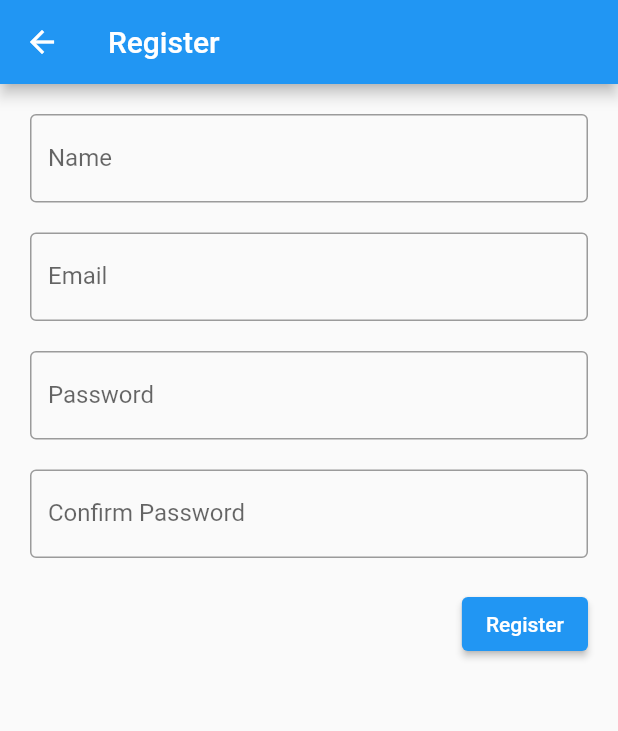
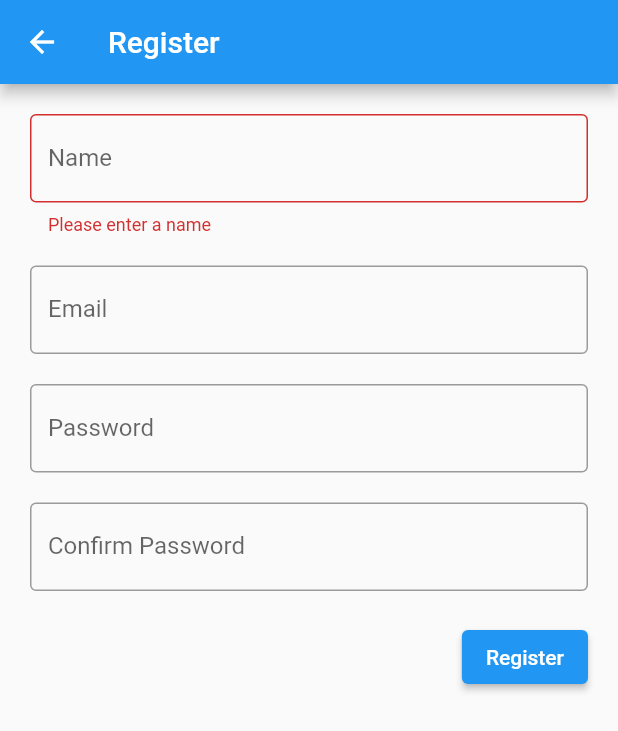
Before and after one commit to TomiSzabo00/SequenceManager_Flutter, a Flutter app: the Registercreen screen opened directly, after a tap on "Register", on a phone screen of 412 x 824 dp. Shown: the top 731 px of the screen. Run offline on Flutter 3.47's test engine with Material 2 defaults, Android fonts, the phone set to English and light mode, and no system bars; accounts and stored records are empty.

Commit message:
Auth logic

```diff
--- a/lib/screens/auth/auth_viewmodel.dart
+++ b/lib/screens/auth/auth_viewmodel.dart
@@ -5,18 +5,79 @@ class AuthViewModel extends ChangeNotifier {
   bool isLogin = true;
   User? loggedInUser;
 
+  // textfield controllers
+  TextEditingController nameController = TextEditingController();
+  TextEditingController emailController = TextEditingController();
+  TextEditingController passwordController = TextEditingController();
+  TextEditingController passwordAgainController = TextEditingController();
+
+  // controller validators
+  bool isNameValid = true;
+  bool isEmailValid = true;
+  bool isPasswordValid = true;
+  bool isPasswordAgainValid = true;
+
   void setLogin(bool value) {
     isLogin = value;
-    notifyListeners();
-  }
-
-  void mockLogin() {
-    loggedInUser = User(name: "Test", email: "email@emial.com");
+    isEmailValid = true;
+    isPasswordValid = true;
+    isPasswordAgainValid = true;
+    isNameValid = true;
     notifyListeners();
   }
 
   Stream<User?> listenToLoginState() async* {
     yield loggedInUser;
-    // yield User(name: "Test", email: "email@email.com");
+  }
+
+  void login() {
+    // check if email and password is valid
+    if (!RegExp(r"^[a-zA-Z0-9.a-zA-Z0-9.!#$%&'*+-/=?^_`{|}~]+@[a-zA-Z0-9]+\.[a-zA-Z]+")
+      .hasMatch(emailController.text)) {
+      isEmailValid = false;
+      notifyListeners();
+      return;
+    }
+    if (passwordController.text.isEmpty) {
+      isPasswordValid = false;
+      notifyListeners();
+      return;
+    }
+
+    loggedInUser = User(name: "Test", email: "email@emial.com");
+    notifyListeners();
+  }
+
+  void register() {
+    // check if name, email, password and password again is valid
+    if (nameController.text.isEmpty) {
+      isNameValid = false;
+      notifyListeners();
+      return;
+    }
+    if (!RegExp(r"^[a-zA-Z0-9.a-zA-Z0-9.!#$%&'*+-/=?^_`{|}~]+@[a-zA-Z0-9]+\.[a-zA-Z]+")
+      .hasMatch(emailController.text)) {
+      isEmailValid = false;
+      notifyListeners();
+      return;
+    }
+    if (passwordController.text.isEmpty) {
+      isPasswordValid = false;
+      notifyListeners();
+      return;
+    }
+    if (passwordController.text != passwordAgainController.text) {
+      isPasswordAgainValid = false;
+      notifyListeners();
+      return;
+    }
+
+    loggedInUser = User(name: "Test", email: "email@emial.com");
+    notifyListeners();
+  }
+
+  void logout() {
+    loggedInUser = null;
+    notifyListeners();
   }
 }
--- a/lib/screens/auth/login_screen.dart
+++ b/lib/screens/auth/login_screen.dart
@@ -29,21 +29,33 @@ class LoginScreenState extends State<LoginScreen> {
               ),
               const SizedBox(height: 20),
               TextField(
-                decoration: const InputDecoration(
-                  border: OutlineInputBorder(),
+                controller: viewModel.emailController,
+                decoration: InputDecoration(
+                  border: const OutlineInputBorder(),
                   labelText: 'Email',
+                  errorText: viewModel.isEmailValid
+                      ? null
+                      : "Please enter a valid email",
                 ),
                 keyboardType: TextInputType.emailAddress,
-                onChanged: (value) {},
+                onChanged: (value) {
+                  viewModel.isEmailValid = true;
+                },
               ),
               const SizedBox(height: 20),
               TextField(
-                decoration: const InputDecoration(
-                  border: OutlineInputBorder(),
+                controller: viewModel.passwordController,
+                decoration: InputDecoration(
+                  border: const OutlineInputBorder(),
                   labelText: 'Password',
+                  errorText: viewModel.isPasswordValid
+                      ? null
+                      : "Please enter a password",
                 ),
                 obscureText: true,
-                onChanged: (value) {},
+                onChanged: (value) {
+                  viewModel.isPasswordValid = true;
+                },
               ),
               const SizedBox(height: 20),
               Row(
@@ -51,7 +63,7 @@ class LoginScreenState extends State<LoginScreen> {
                 children: [
                   ElevatedButton(
                     onPressed: () {
-                      viewModel.mockLogin();
+                      viewModel.login();
                     },
                     child: const Text("Login"),
                   ),
--- a/lib/screens/auth/register_screen.dart
+++ b/lib/screens/auth/register_screen.dart
@@ -32,39 +32,63 @@ class RegistercreenState extends State<Registercreen> {
             mainAxisAlignment: MainAxisAlignment.start,
             children: [
               TextField(
-                decoration: const InputDecoration(
-                  border: OutlineInputBorder(),
+                controller: viewModel.nameController,
+                decoration: InputDecoration(
+                  border: const OutlineInputBorder(),
                   labelText: 'Name',
+                  errorText:
+                      viewModel.isNameValid ? null : "Please enter a name",
                 ),
                 keyboardType: TextInputType.name,
-                onChanged: (value) {},
+                onChanged: (value) {
+                  viewModel.isNameValid = true;
+                },
               ),
               const SizedBox(height: 20),
               TextField(
-                decoration: const InputDecoration(
-                  border: OutlineInputBorder(),
+                controller: viewModel.emailController,
+                decoration: InputDecoration(
+                  border: const OutlineInputBorder(),
                   labelText: 'Email',
+                  errorText: viewModel.isEmailValid
+                      ? null
+                      : "Please enter a valid email",
                 ),
                 keyboardType: TextInputType.emailAddress,
-                onChanged: (value) {},
+                onChanged: (value) {
+                  viewModel.isEmailValid = true;
+                },
               ),
               const SizedBox(height: 20),
               TextField(
-                decoration: const InputDecoration(
-                  border: OutlineInputBorder(),
+                controller: viewModel.passwordController,
+                decoration: InputDecoration(
+                  border: const OutlineInputBorder(),
                   labelText: 'Password',
+                  errorText: viewModel.isPasswordValid
+                      ? null
+                      : "Please enter a password",
                 ),
                 obscureText: true,
-                onChanged: (value) {},
+                onChanged: (value) {
+                  viewModel.isPasswordValid = true;
+                  viewModel.isPasswordAgainValid = true;
+                },
               ),
               const SizedBox(height: 20),
               TextField(
-                decoration: const InputDecoration(
-                  border: OutlineInputBorder(),
+                controller: viewModel.passwordAgainController,
+                decoration: InputDecoration(
+                  border: const OutlineInputBorder(),
                   labelText: 'Confirm Password',
+                  errorText: viewModel.isPasswordAgainValid
+                      ? null
+                      : "Passwords do not match",
                 ),
                 obscureText: true,
-                onChanged: (value) {},
+                onChanged: (value) {
+                  viewModel.isPasswordAgainValid = true;
+                },
               ),
               const SizedBox(height: 20),
               Row(
@@ -72,7 +96,7 @@ class RegistercreenState extends State<Registercreen> {
                 children: [
                   ElevatedButton(
                     onPressed: () {
-                      viewModel.mockLogin();
+                      viewModel.register();
                     },
                     child: const Text("Register"),
                   ),
```
